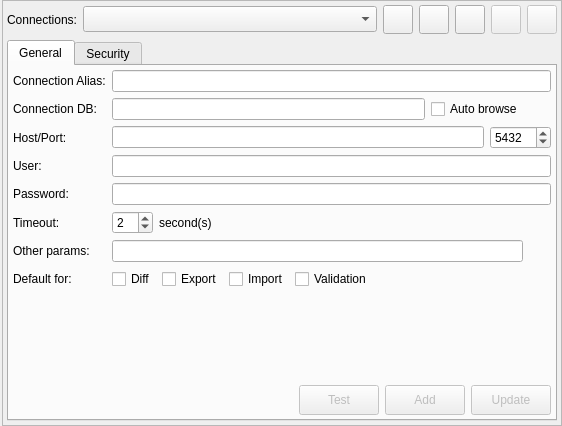
First picture: the form in libpgmodeler_ui/ui/connectionsconfigwidget.ui, repository pgmodeler/pgmodeler, before the edit.
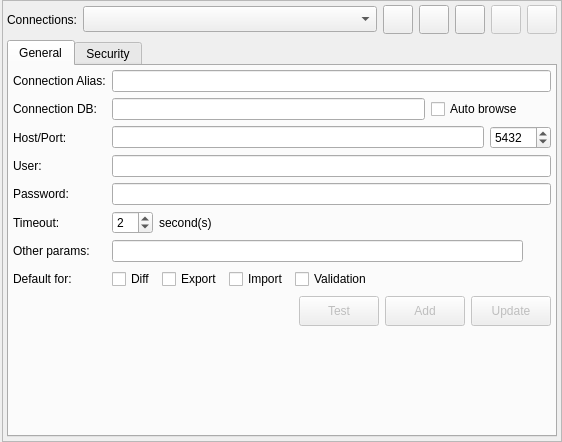
Second picture: the form after the edit. Icons and pictures are not drawn.

Diff of the .ui file:
```diff
--- a/libpgmodeler_ui/ui/connectionsconfigwidget.ui
+++ b/libpgmodeler_ui/ui/connectionsconfigwidget.ui
@@ -7,7 +7,7 @@
     <x>0</x>
     <y>0</y>
     <width>562</width>
-    <height>426</height>
+    <height>442</height>
    </rect>
   </property>
   <property name="windowTitle">
@@ -708,7 +708,7 @@
             </property>
            </widget>
           </item>
-          <item row="8" column="0">
+          <item row="10" column="0">
            <spacer name="verticalSpacer">
             <property name="orientation">
              <enum>Qt::Vertical</enum>
```
Left out of the diff: 346 changed lines with no effect on the pictures.
